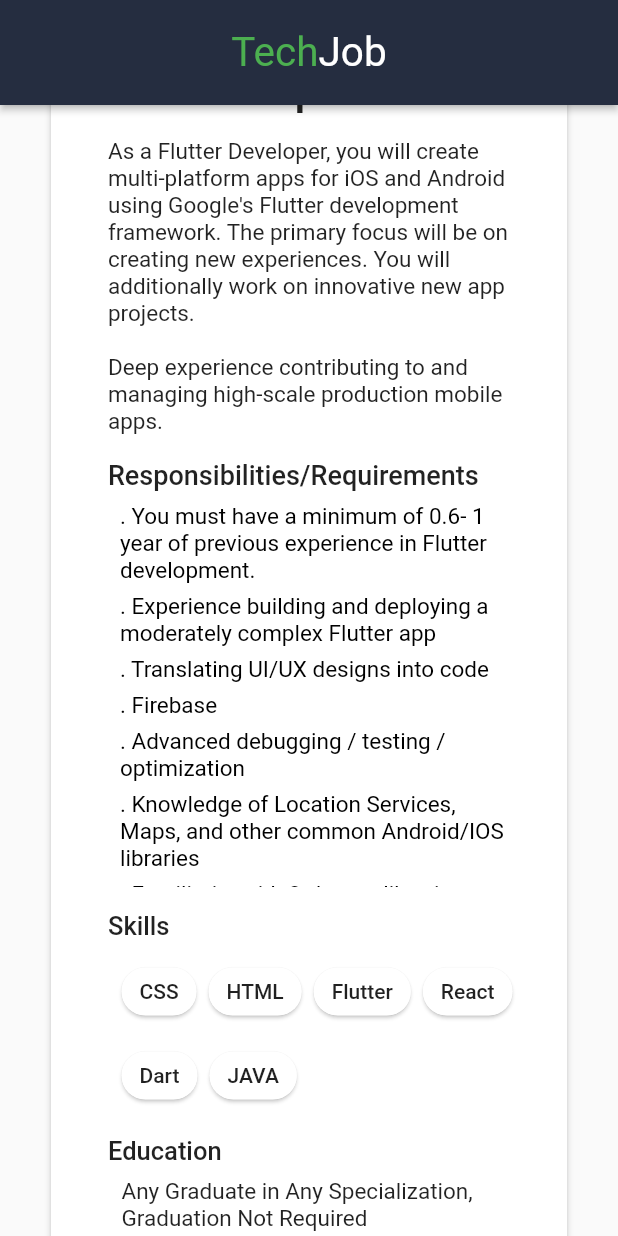
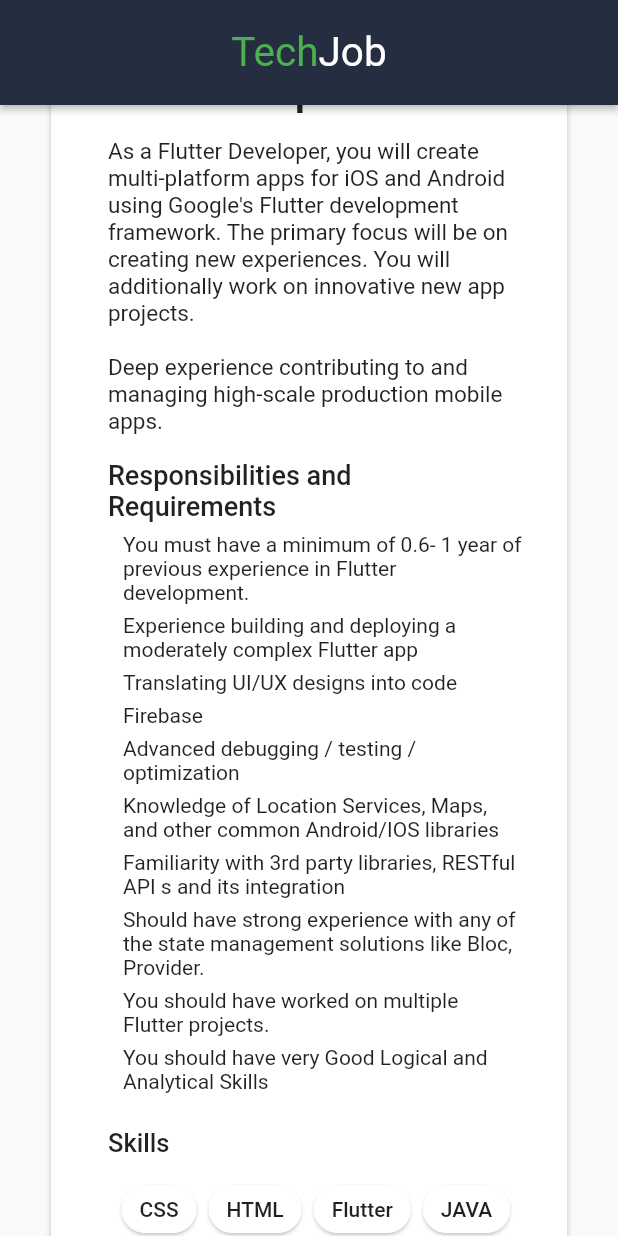
Before and after one commit to BhatiPankaj/fullstackwork, a Flutter app: the JobDetail screen opened by its route, scrolled down 576 dp, on a phone screen of 412 x 824 dp. Run offline on Flutter 3.47's test engine with Material 2 defaults, Android fonts, the phone set to English and light mode, and no system bars; our stand-ins replace hexcolor; missing offline and left inert: dart:html.

Commit message:
changes the view of requirements

```diff
--- a/lib/job_description.dart
+++ b/lib/job_description.dart
@@ -1,3 +1,5 @@
+import 'dart:html';
+
 import 'package:flutter/material.dart';
 
 final requirements = [
@@ -12,6 +14,7 @@ final requirements = [
   "You should have worked on multiple Flutter projects.",
   "You should have very Good Logical and Analytical Skills",
 ];
+final skills  = ["CSS", "HTML", "Flutter", "JAVA", "Dart", "Python"];
 
 class JobDescription {
   Widget requirement(int index) {
@@ -57,21 +60,21 @@ class JobDescription {
               ),
               Padding(
                 padding: const EdgeInsets.fromLTRB(8, 8, 8, 4),
-                child: Text("Responsibilities/Requirements",
+                child: Text("Responsibilities and Requirements",
                     style:
                         TextStyle(fontWeight: FontWeight.w500, fontSize: 18)),
               ),
               Padding(
-                padding: const EdgeInsets.fromLTRB(0, 0, 0, 8),
-                child: Container(
-                  height: 26.0 * requirements.length,
-                  child: ListView.builder(
-                    itemCount: requirements.length,
-                    itemBuilder: (BuildContext context, int index) {
-                      return requirement(index);
-                    },
-                  ),
-                ),
+                padding: const EdgeInsets.fromLTRB(12, 0, 0, 12),
+                child: Column(
+                  crossAxisAlignment: CrossAxisAlignment.start,
+                  children: List.generate(requirements.length, (index) {
+                    return Padding(
+                      padding: const EdgeInsets.fromLTRB(6, 3, 0, 3),
+                      child: Text(requirements[index]),
+                    );
+                  }),
+                )
               ),
               Padding(
                 padding: const EdgeInsets.all(8.0),
@@ -84,44 +87,14 @@ class JobDescription {
                 child: Wrap(
                   spacing: 8.0,
                   runSpacing: 8.0,
-                  children: [
-                    Chip(
+                  children: List.generate(skills.length, (index) {
+                    return Chip(
                       elevation: 1.0,
                       shadowColor: Colors.black87,
                       backgroundColor: Colors.white,
-                      label: Text("CSS"),
-                    ),
-                    Chip(
-                      elevation: 1.0,
-                      shadowColor: Colors.black87,
-                      backgroundColor: Colors.white,
-                      label: Text("HTML"),
-                    ),
-                    Chip(
-                      elevation: 1.0,
-                      shadowColor: Colors.black87,
-                      backgroundColor: Colors.white,
-                      label: Text("Flutter"),
-                    ),
-                    Chip(
-                      elevation: 1.0,
-                      shadowColor: Colors.black87,
-                      backgroundColor: Colors.white,
-                      label: Text("React"),
-                    ),
-                    Chip(
-                      elevation: 1.0,
-                      shadowColor: Colors.black87,
-                      backgroundColor: Colors.white,
-                      label: Text("Dart"),
-                    ),
-                    Chip(
-                      elevation: 1.0,
-                      shadowColor: Colors.black87,
-                      backgroundColor: Colors.white,
-                      label: Text("JAVA"),
-                    ),
-                  ],
+                      label: Text(skills[index]),
+                    );
+                  })
                 ),
               ),
               Padding(
```
Also changed, not shown: firebase.json, 2 other files.
